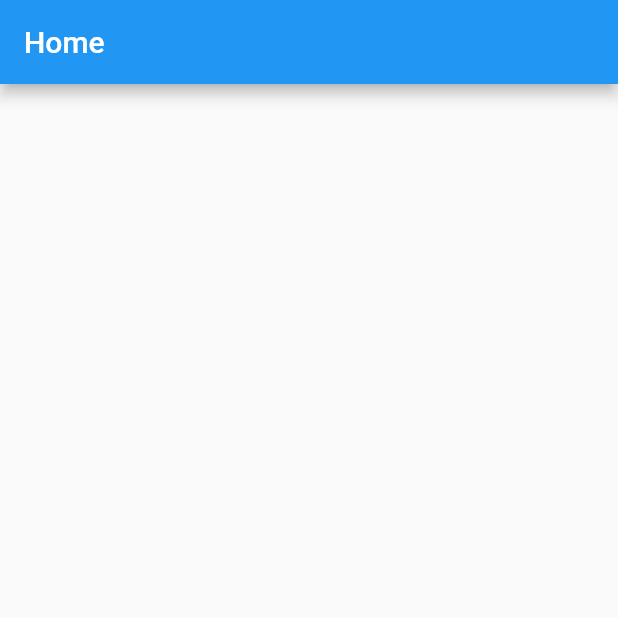
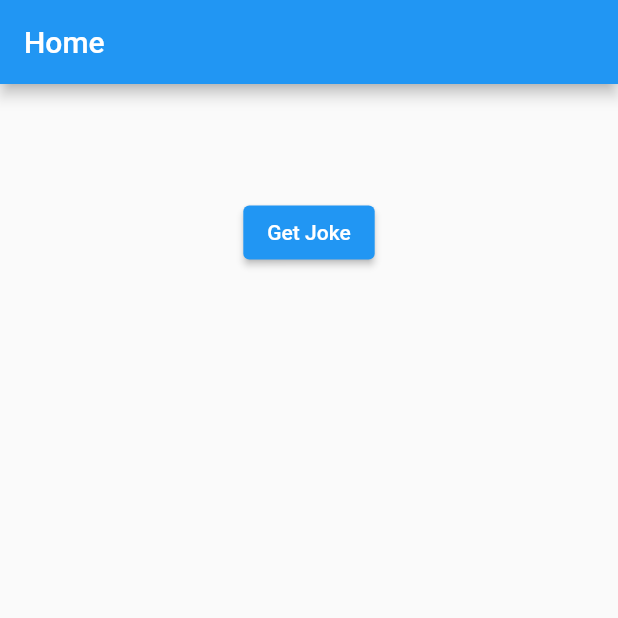
Before and after one commit to anotherlusitano/Jokes-App, a Flutter app: the screen it shows after launch, on a phone screen of 412 x 824 dp, the top half of it. Run offline on Flutter 3.47's test engine with Material 2 defaults, Android fonts, the phone set to English and light mode, and no system bars.

Commit message:
Add button to show joke from API

```diff
--- a/lib/pages/home_page.dart
+++ b/lib/pages/home_page.dart
@@ -1,7 +1,43 @@
+import 'dart:convert';
+
 import 'package:flutter/material.dart';
+import 'package:http/http.dart' as http;
 
-class HomePage extends StatelessWidget {
+class HomePage extends StatefulWidget {
   const HomePage({super.key});
+
+  @override
+  State<HomePage> createState() => _HomePageState();
+}
+
+class _HomePageState extends State<HomePage> {
+  String joke = '';
+
+  Future getDadJoke() async {
+    try {
+      var url = "https://icanhazdadjoke.com/";
+      http.Response response = await http.get(
+        Uri.parse(url),
+        headers: {"Accept": "application/json"},
+      );
+
+      if (response.statusCode == 200) {
+        String body = json.decode(response.body)['joke'];
+
+        setState(() {
+          joke = body;
+        });
+      } else {
+        setState(() {
+          joke = 'An error has occurred...';
+        });
+      }
+    } catch (e) {
+      setState(() {
+        joke = 'An error has occurred: $e';
+      });
+    }
+  }
 
   @override
   Widget build(BuildContext context) {
@@ -9,6 +45,20 @@ class HomePage extends StatelessWidget {
       appBar: AppBar(
         title: const Text('Home'),
       ),
+      body: Center(
+        child: Column(
+          children: [
+            Text(
+              joke,
+              style: const TextStyle(fontSize: 64),
+            ),
+            ElevatedButton(
+              onPressed: getDadJoke,
+              child: const Text('Get Joke'),
+            ),
+          ],
+        ),
+      ),
     );
   }
 }
```
